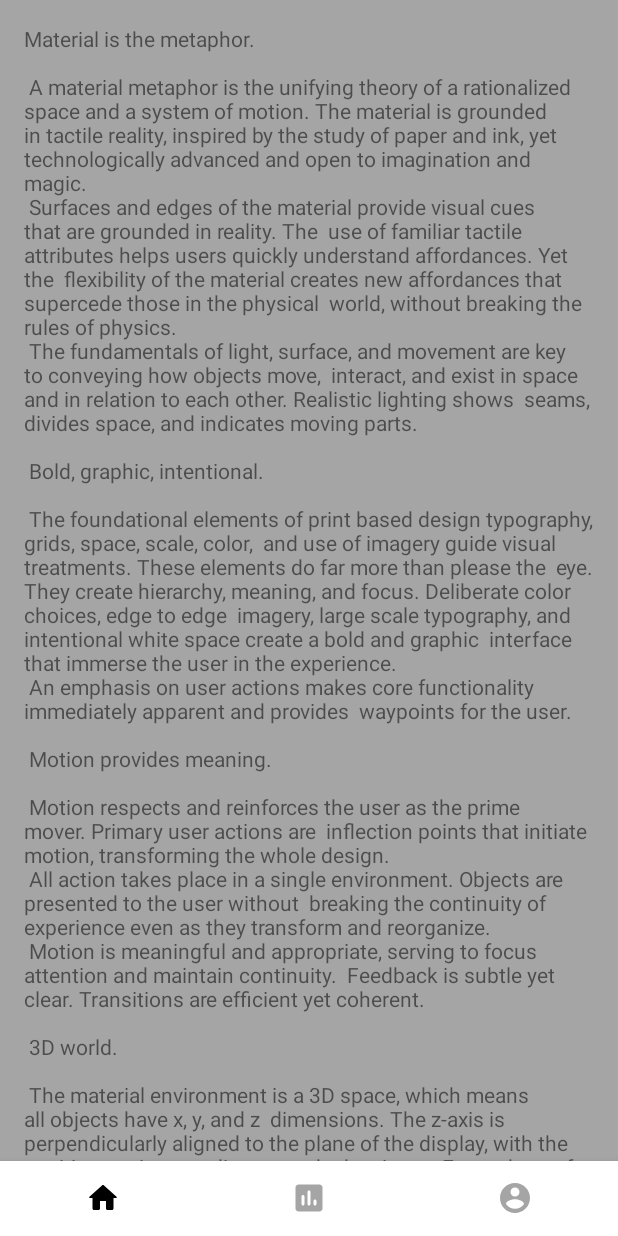
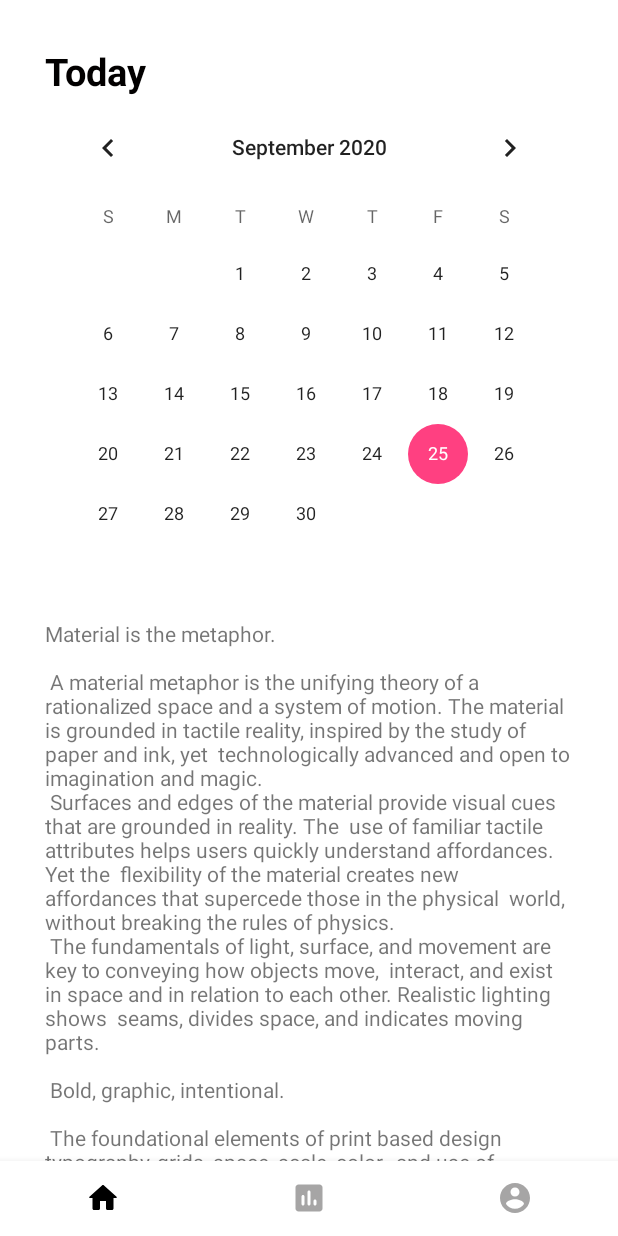
Before and after one commit to savamadalinmihai/CaloriesManagerAndroid, an Android app: the screen it shows after launch once a user with an empty profile is signed in (HomeActivity), on a phone screen of 412 x 824 dp. Run offline under Robolectric (Android 15) with nearby library versions, the phone set to English and light mode, and no system bars; our stand-ins replace Firebase (no records; nobody signed in at launch, a user with empty details on screens opened directly), Picasso; libraries missing offline, so code that uses them is left out: com.facebook, com.facebook.login; Roboto replaces fonts that are not available here; 1 statement that could not run was skipped.

Commit message:
refactoring + comments added

```diff
--- a/app/src/main/java/com/example/caloriesmanager/Controller/Utils.java
+++ b/app/src/main/java/com/example/caloriesmanager/Controller/Utils.java
@@ -1,5 +1,6 @@
 package com.example.caloriesmanager.Controller;
 
+// upon refactoring, this class will contain all the utility methods
 public class Utils {
 
 
--- a/app/src/main/java/com/example/caloriesmanager/Model/UsersHelperClass.java
+++ b/app/src/main/java/com/example/caloriesmanager/Model/UsersHelperClass.java
@@ -1,5 +1,6 @@
 package com.example.caloriesmanager.Model;
 
+// this is the model class for the user entity
 public class UsersHelperClass {
     String signUpUserName, signUpPassword, signUpEmail;
 
--- a/app/src/main/java/com/example/caloriesmanager/View/HomeActivity.java
+++ b/app/src/main/java/com/example/caloriesmanager/View/HomeActivity.java
@@ -6,6 +6,8 @@ import android.os.Bundle;
 import android.view.MenuItem;
 import android.view.View;
 import android.widget.Button;
+import android.widget.CalendarView;
+import android.widget.DatePicker;
 import android.widget.ImageView;
 import android.widget.TextView;
 import android.widget.Toast;
@@ -24,25 +26,41 @@ import com.google.firebase.auth.FirebaseAuth;
 import com.google.firebase.auth.FirebaseUser;
 import com.squareup.picasso.Picasso;
 
+import java.util.Calendar;
+import java.util.Date;
+
 public class HomeActivity extends AppCompatActivity {
 
     private static final int TIME_INTERVAL = 2000; // # milliseconds, desired time passed between two back presses.
     private long mBackPressed;
 
+    // declaration of views
     BottomNavigationView fragmentSwitcher;
+    CalendarView calendarView;
+
+    // trying to use a Date object to pass to Calendar view as selected date
+    Date date;
 
     @Override
     protected void onCreate(Bundle savedInstanceState) {
         super.onCreate(savedInstanceState);
         setContentView(R.layout.activity_home);
 
-
+        // assignment of bottomnavigationview hook
         fragmentSwitcher = findViewById(R.id.bottomNavigationView);
         fragmentSwitcher.setOnNavigationItemSelectedListener(navListener);
+
+        // this sets userhomefragment as the default selected screen when app is launched
         getSupportFragmentManager().beginTransaction().replace(R.id.fragmentContainerFrameLayout,
                 new UserHomeFragment()).commit();
+
+        // hooking calendarview object in order to do operations on it
+        calendarView = findViewById(R.id.calendarView);
     }
 
+
+    // this method is always listening for clicks on bottomnavigationview and navigating
+    // the user to the correct fragment
     private BottomNavigationView.OnNavigationItemSelectedListener navListener =
             new BottomNavigationView.OnNavigationItemSelectedListener() {
                 @Override
@@ -66,6 +84,8 @@ public class HomeActivity extends AppCompatActivity {
                 }
             };
 
+    // this method overrides the default behaviour of onBackPressed, requiring the user
+    // to press the back button twice and confirming exit with a toast message
     @Override
     public void onBackPressed() {
         if (mBackPressed + TIME_INTERVAL > System.currentTimeMillis()) {
--- a/app/src/main/res/layout/fragment_user_home.xml
+++ b/app/src/main/res/layout/fragment_user_home.xml
@@ -3,13 +3,32 @@
     xmlns:tools="http://schemas.android.com/tools"
     android:layout_width="match_parent"
     android:layout_height="match_parent"
-    tools:context=".View.Fragments.UserHomeFragment"
-    android:background="@color/nav_color">
+    tools:context=".View.Fragments.UserHomeFragment">
 
-    <TextView
-        android:layout_width="wrap_content"
+    <LinearLayout
+        android:layout_width="match_parent"
         android:layout_height="wrap_content"
-        android:layout_margin="16dp"
-        android:text="@string/large_text" />
+        android:layout_marginStart="30dp"
+        android:layout_marginTop="30dp"
+        android:layout_marginEnd="30dp"
+        android:orientation="vertical">
+
+        <TextView
+            style="@style/viewParent.headerText"
+            android:text="Today" />
+
+        <CalendarView
+            android:id="@+id/calendarView"
+            android:layout_width="match_parent"
+            android:layout_height="wrap_content" />
+
+        <TextView
+            android:layout_width="wrap_content"
+            android:layout_height="wrap_content"
+            android:layout_marginTop="10dp"
+            android:text="@string/large_text" />
+
+
+    </LinearLayout>
 
 </androidx.core.widget.NestedScrollView>
```
Also changed, not shown: app/src/main/java/com/example/caloriesmanager/Controller/LoginProcedure.java (+1 -33 lines), app/src/main/res/layout/fragment_user_profile.xml (+11 -12 lines), app/src/main/res/layout/fragment_user_stats.xml (+83 -6 lines).
